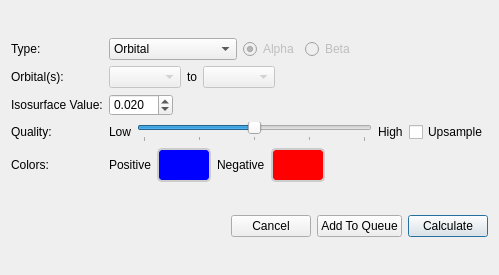
This is src/MolecularOrbitalsConfigurator.ui in nutjunkie/IQmol as Qt 5 draws it before an edit. The edited form follows.
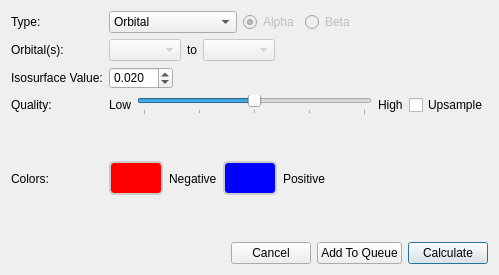
This is the edited form.

The edit to the form file:
```diff
--- a/src/MolecularOrbitalsConfigurator.ui
+++ b/src/MolecularOrbitalsConfigurator.ui
@@ -289,38 +289,6 @@
      </item>
      <item row="4" column="1">
       <layout class="QHBoxLayout" name="horizontalLayout_4">
-       <item>
-        <widget class="QLabel" name="label_9">
-         <property name="text">
-          <string>Positive</string>
-         </property>
-        </widget>
-       </item>
-       <item>
-        <widget class="QToolButton" name="positiveColorButton">
-         <property name="styleSheet">
-          <string notr="true">QToolButton {
-   background-color: rgb(0, 0, 255);
-}</string>
-         </property>
-         <property name="text">
-          <string/>
-         </property>
-         <property name="iconSize">
-          <size>
-           <width>32</width>
-           <height>16</height>
-          </size>
-         </property>
-        </widget>
-       </item>
-       <item>
-        <widget class="QLabel" name="negativeLabel">
-         <property name="text">
-          <string>Negative</string>
-         </property>
-        </widget>
-       </item>
        <item>
         <widget class="QToolButton" name="negativeColorButton">
          <property name="styleSheet">
@@ -339,6 +307,38 @@
          </property>
         </widget>
        </item>
+       <item>
+        <widget class="QLabel" name="negativeLabel">
+         <property name="text">
+          <string>Negative</string>
+         </property>
+        </widget>
+       </item>
+       <item>
+        <widget class="QToolButton" name="positiveColorButton">
+         <property name="styleSheet">
+          <string notr="true">QToolButton {
+   background-color: rgb(0, 0, 255);
+}</string>
+         </property>
+         <property name="text">
+          <string/>
+         </property>
+         <property name="iconSize">
+          <size>
+           <width>32</width>
+           <height>16</height>
+          </size>
+         </property>
+        </widget>
+       </item>
+       <item>
+        <widget class="QLabel" name="label_9">
+         <property name="text">
+          <string>Positive</string>
+         </property>
+        </widget>
+       </item>
        <item>
         <spacer name="horizontalSpacer_10">
          <property name="orientation">
```
